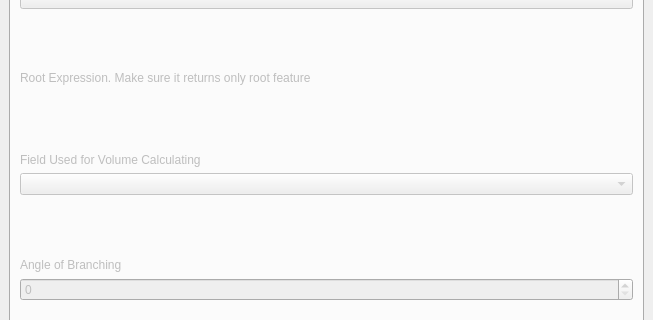
Old version of the form flow_map_builder_dockwidget_base.ui in the repository glebpinigin/flow_map_builder; both pictures show x 0 to 653 and y 105 to 425 of the 653 by 592 pixel window.
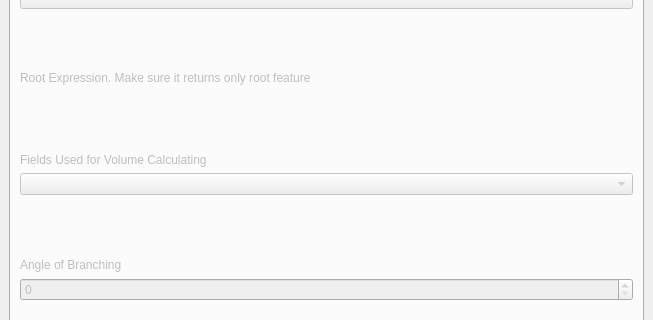
New version of the form. Custom widgets are drawn as their Qt base class.

Commit message: New checkable combobox added

```diff
--- a/flow_map_builder_dockwidget_base.ui
+++ b/flow_map_builder_dockwidget_base.ui
@@ -95,7 +95,7 @@
         <item>
          <widget class="QLabel" name="label_3">
           <property name="text">
-           <string>Field Used for Volume Calculating</string>
+           <string>Fields Used for Volume Calculating</string>
           </property>
          </widget>
         </item>
```
Left out of the diff: 8 changed lines with no effect on the pictures. The commit also changes 2 other files.
